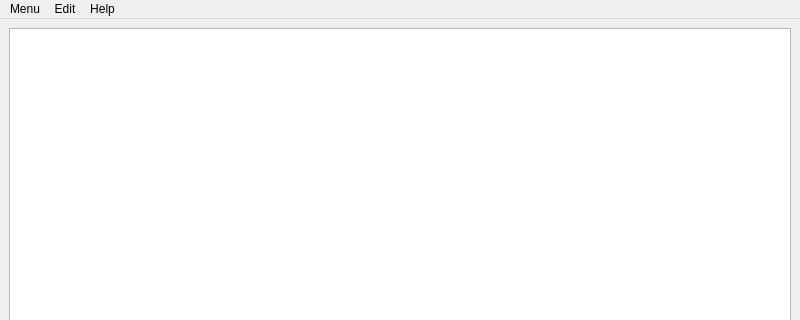
Above: mainwindow.ui from qwerty258/filemetadata before the change; both pictures show x 0 to 800 and y 0 to 320 of the 800 by 600 pixel window. Below: the same form after it.
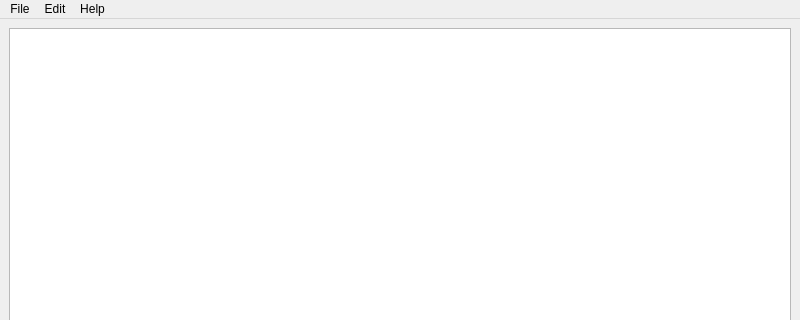
That is the form after the change.

Commit message: add check cruption in file menu

What changed in the file:
```diff
--- a/mainwindow.ui
+++ b/mainwindow.ui
@@ -37,7 +37,7 @@
    </property>
    <widget class="QMenu" name="menuMenu">
     <property name="title">
-     <string>Menu</string>
+     <string>File</string>
     </property>
     <addaction name="actionCopy_Files_In"/>
     <addaction name="actionExit"/>
```
Left out of the diff: 6 changed lines with no effect on the pictures. The commit also changes 2 other files.
